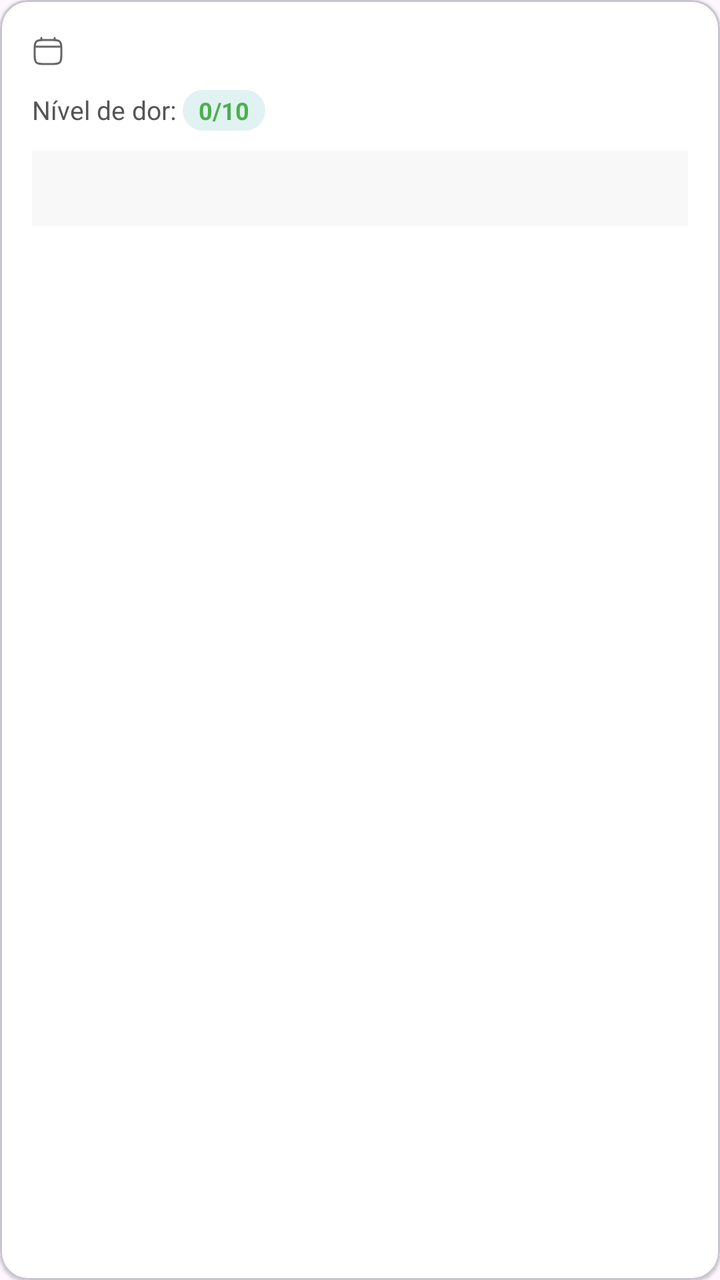
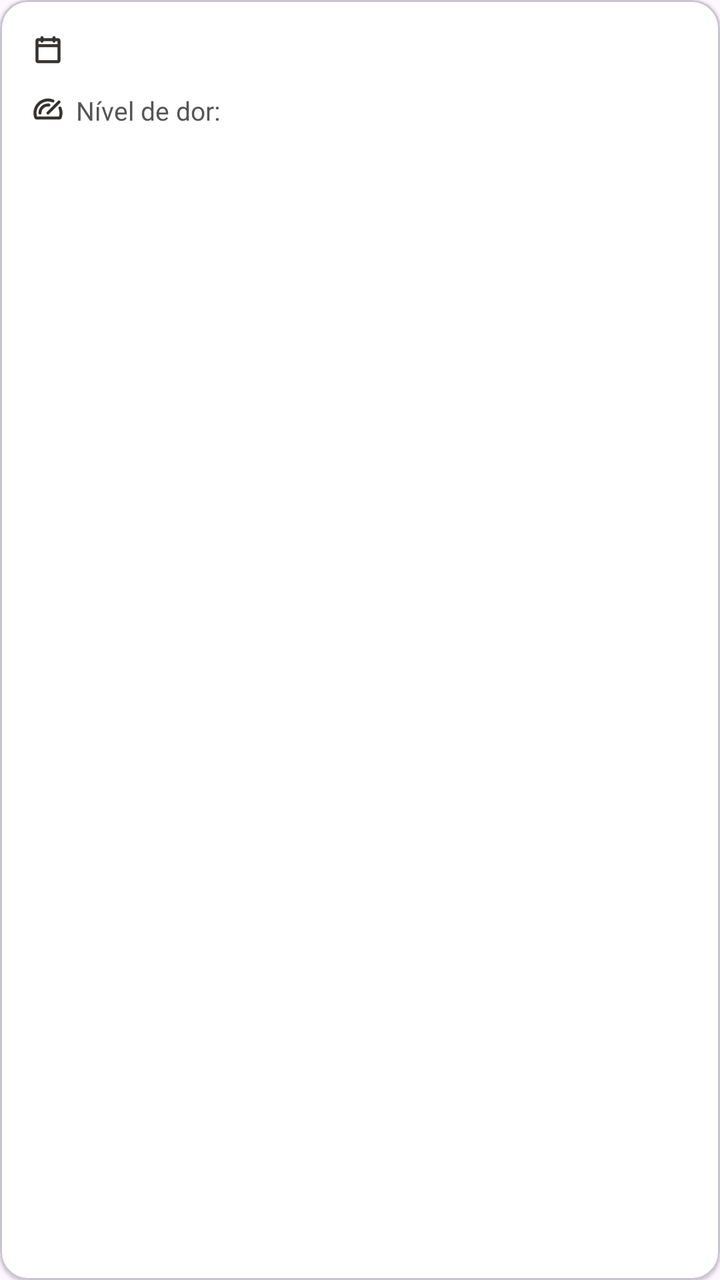

An Android layout rendered at two revisions. The XML below is the earlier revision; the diff shows what the commit changed to produce the second picture.
<!-- AndroidManifest.xml: application theme Theme.MayaRPGApp -->
<!-- res/layout/item_checkin.xml -->
<?xml version="1.0" encoding="utf-8"?>
<com.google.android.material.card.MaterialCardView
    xmlns:android="http://schemas.android.com/apk/res/android"
    xmlns:app="http://schemas.android.com/apk/res-auto"
    android:layout_width="match_parent"
    android:layout_height="wrap_content"
    app:cardCornerRadius="14dp"
    app:cardElevation="1dp"
    app:cardBackgroundColor="#FFFFFF"
    android:layout_marginBottom="12dp">

    <LinearLayout
        android:layout_width="match_parent"
        android:layout_height="wrap_content"
        android:orientation="vertical"
        android:padding="16dp">

        
        <RelativeLayout
            android:layout_width="match_parent"
            android:layout_height="wrap_content"
            android:layout_marginBottom="10dp">

            <LinearLayout
                android:layout_width="wrap_content"
                android:layout_height="wrap_content"
                android:orientation="horizontal"
                android:layout_centerVertical="true">

                <ImageView
                    android:layout_width="16dp"
                    android:layout_height="16dp"
                    app:srcCompat="@drawable/ic_calendar"
                    app:tint="#666666"
                    android:layout_marginEnd="6dp"
                    android:layout_gravity="center_vertical" />

                <TextView
                    android:id="@+id/txt_checkin_data"
                    android:layout_width="wrap_content"
                    android:layout_height="wrap_content"
                    android:textSize="14sp"
                    android:textStyle="bold"
                    android:textColor="#1A1A1A" />
            </LinearLayout>

            <TextView
                android:id="@+id/txt_checkin_horario"
                android:layout_width="wrap_content"
                android:layout_height="wrap_content"
                android:textSize="13sp"
                android:textColor="#999999"
                android:layout_alignParentEnd="true"
                android:layout_centerVertical="true" />
        </RelativeLayout>

        
        <LinearLayout
            android:layout_width="wrap_content"
            android:layout_height="wrap_content"
            android:orientation="horizontal"
            android:layout_marginBottom="10dp">

            <TextView
                android:layout_width="wrap_content"
                android:layout_height="wrap_content"
                android:text="Nível de dor: "
                android:textSize="13sp"
                android:textColor="#555555" />

            
            <TextView
                android:id="@+id/txt_checkin_dor"
                android:layout_width="wrap_content"
                android:layout_height="wrap_content"
                android:text="0/10"
                android:textSize="12sp"
                android:textStyle="bold"
                android:textColor="#4CAF50"
                android:background="@drawable/bg_badge_teal"
                android:paddingStart="8dp"
                android:paddingEnd="8dp"
                android:paddingTop="2dp"
                android:paddingBottom="2dp" />
        </LinearLayout>

        
        <TextView
            android:id="@+id/txt_checkin_observacao"
            android:layout_width="match_parent"
            android:layout_height="wrap_content"
            android:textSize="13sp"
            android:textColor="#777777"
            android:background="#F8F8F8"
            android:padding="10dp"
            android:maxLines="2"
            android:ellipsize="end" />

    </LinearLayout>
</com.google.android.material.card.MaterialCardView>
<!-- resources referenced by this layout -->
<resources>
  <!-- drawable bg_badge_teal (drawable) -->
  <?xml version="1.0" encoding="utf-8"?>
  <shape xmlns:android="http://schemas.android.com/apk/res/android"
      android:shape="rectangle">
  
      <solid android:color="#E0F2F1" />
  
      <corners android:radius="20dp" />
  
  </shape>
  <!-- drawable ic_calendar (drawable) -->
  <vector xmlns:android="http://schemas.android.com/apk/res/android"
      android:width="24dp"
      android:height="24dp"
      android:viewportWidth="24"
      android:viewportHeight="24">
    <path
        android:pathData="M2,12C2,8.229 2,6.343 3.172,5.172C4.343,4 6.229,4 10,4H14C17.771,4 19.657,4 20.828,5.172C22,6.343 22,8.229 22,12V14C22,17.771 22,19.657 20.828,20.828C19.657,22 17.771,22 14,22H10C6.229,22 4.343,22 3.172,20.828C2,19.657 2,17.771 2,14V12Z"
        android:strokeWidth="1.5"
        android:fillColor="#00000000"
        android:strokeColor="#ffffff"/>
    <path
        android:pathData="M7,4V2.5"
        android:strokeWidth="1.5"
        android:fillColor="#00000000"
        android:strokeColor="#ffffff"
        android:strokeLineCap="round"/>
    <path
        android:pathData="M17,4V2.5"
        android:strokeWidth="1.5"
        android:fillColor="#00000000"
        android:strokeColor="#ffffff"
        android:strokeLineCap="round"/>
    <path
        android:pathData="M2.5,9H21.5"
        android:strokeWidth="1.5"
        android:fillColor="#00000000"
        android:strokeColor="#ffffff"
        android:strokeLineCap="round"/>
  </vector>
  <style name="Theme.MayaRPGApp" parent="Base.Theme.MayaRPGApp" />
  <style name="Base.Theme.MayaRPGApp" parent="Theme.Material3.DayNight.NoActionBar">
          <item name="android:statusBarColor">@android:color/transparent</item>
      </style>
</resources>

<!-- the commit's change to res/layout/item_checkin.xml (unified diff, before → after) -->
@@ -25,15 +25,13 @@
                 android:layout_width="wrap_content"
                 android:layout_height="wrap_content"
                 android:orientation="horizontal"
-                android:layout_centerVertical="true">
+                android:gravity="center_vertical">
 
                 <ImageView
                     android:layout_width="16dp"
                     android:layout_height="16dp"
-                    app:srcCompat="@drawable/ic_calendar"
-                    app:tint="#666666"
-                    android:layout_marginEnd="6dp"
-                    android:layout_gravity="center_vertical" />
+                    android:src="@drawable/ic_hist_calendar"
+                    android:layout_marginEnd="6dp" />
 
                 <TextView
                     android:id="@+id/txt_checkin_data"
@@ -59,7 +57,15 @@
             android:layout_width="wrap_content"
             android:layout_height="wrap_content"
             android:orientation="horizontal"
+            android:gravity="center_vertical"
             android:layout_marginBottom="10dp">
+
+            <ImageView
+                android:id="@+id/ic_nivel_dor"
+                android:layout_width="16dp"
+                android:layout_height="16dp"
+                android:src="@drawable/ic_hist_nvdor"
+                android:layout_marginEnd="6dp" />
 
             <TextView
                 android:layout_width="wrap_content"
@@ -68,16 +74,12 @@
                 android:textSize="13sp"
                 android:textColor="#555555" />
 
-            
             <TextView
                 android:id="@+id/txt_checkin_dor"
                 android:layout_width="wrap_content"
                 android:layout_height="wrap_content"
-                android:text="0/10"
                 android:textSize="12sp"
                 android:textStyle="bold"
-                android:textColor="#4CAF50"
-                android:background="@drawable/bg_badge_teal"
                 android:paddingStart="8dp"
                 android:paddingEnd="8dp"
                 android:paddingTop="2dp"
@@ -94,7 +96,8 @@
             android:background="#F8F8F8"
             android:padding="10dp"
             android:maxLines="2"
-            android:ellipsize="end" />
+            android:ellipsize="end"
+            android:visibility="gone" />
 
     </LinearLayout>
 </com.google.android.material.card.MaterialCardView>
<!-- resource entries referenced after the edit -->
@@ -1,45 +1,16 @@
 <!-- resources referenced by this layout -->
 <resources>
-  <!-- drawable bg_badge_teal (drawable) -->
-  <?xml version="1.0" encoding="utf-8"?>
-  <shape xmlns:android="http://schemas.android.com/apk/res/android"
-      android:shape="rectangle">
-  
-      <solid android:color="#E0F2F1" />
-  
-      <corners android:radius="20dp" />
-  
-  </shape>
-  <!-- drawable ic_calendar (drawable) -->
+  <!-- drawable ic_hist_calendar (drawable) -->
   <vector xmlns:android="http://schemas.android.com/apk/res/android"
-      android:width="24dp"
-      android:height="24dp"
-      android:viewportWidth="24"
-      android:viewportHeight="24">
+      android:width="20dp"
+      android:height="20dp"
+      android:viewportWidth="20"
+      android:viewportHeight="20">
     <path
-        android:pathData="M2,12C2,8.229 2,6.343 3.172,5.172C4.343,4 6.229,4 10,4H14C17.771,4 19.657,4 20.828,5.172C22,6.343 22,8.229 22,12V14C22,17.771 22,19.657 20.828,20.828C19.657,22 17.771,22 14,22H10C6.229,22 4.343,22 3.172,20.828C2,19.657 2,17.771 2,14V12Z"
-        android:strokeWidth="1.5"
-        android:fillColor="#00000000"
-        android:strokeColor="#ffffff"/>
-    <path
-        android:pathData="M7,4V2.5"
-        android:strokeWidth="1.5"
-        android:fillColor="#00000000"
-        android:strokeColor="#ffffff"
-        android:strokeLineCap="round"/>
-    <path
-        android:pathData="M17,4V2.5"
-        android:strokeWidth="1.5"
-        android:fillColor="#00000000"
-        android:strokeColor="#ffffff"
-        android:strokeLineCap="round"/>
-    <path
-        android:pathData="M2.5,9H21.5"
-        android:strokeWidth="1.5"
-        android:fillColor="#00000000"
-        android:strokeColor="#ffffff"
-        android:strokeLineCap="round"/>
+        android:pathData="M16.25,2.188H14.688V1.875C14.688,1.626 14.589,1.388 14.413,1.212C14.237,1.036 13.999,0.938 13.75,0.938C13.501,0.938 13.263,1.036 13.087,1.212C12.911,1.388 12.813,1.626 12.813,1.875V2.188H7.188V1.875C7.188,1.626 7.089,1.388 6.913,1.212C6.737,1.036 6.499,0.938 6.25,0.938C6.001,0.938 5.763,1.036 5.587,1.212C5.411,1.388 5.313,1.626 5.313,1.875V2.188H3.75C3.336,2.188 2.938,2.352 2.645,2.645C2.352,2.938 2.188,3.336 2.188,3.75V16.25C2.188,16.664 2.352,17.062 2.645,17.355C2.938,17.648 3.336,17.813 3.75,17.813H16.25C16.664,17.813 17.062,17.648 17.355,17.355C17.648,17.062 17.813,16.664 17.813,16.25V3.75C17.813,3.336 17.648,2.938 17.355,2.645C17.062,2.352 16.664,2.188 16.25,2.188ZM5.313,4.063C5.313,4.311 5.411,4.55 5.587,4.725C5.763,4.901 6.001,5 6.25,5C6.499,5 6.737,4.901 6.913,4.725C7.089,4.55 7.188,4.311 7.188,4.063H12.813C12.813,4.311 12.911,4.55 13.087,4.725C13.263,4.901 13.501,5 13.75,5C13.999,5 14.237,4.901 14.413,4.725C14.589,4.55 14.688,4.311 14.688,4.063H15.938V5.938H4.063V4.063H5.313ZM4.063,15.938V7.813H15.938V15.938H4.063Z"
+        android:fillColor="#343330"/>
   </vector>
+  <!-- drawable ic_hist_nvdor: vector/xml drawable (drawable, 2504 chars, omitted) -->
   <style name="Theme.MayaRPGApp" parent="Base.Theme.MayaRPGApp" />
   <style name="Base.Theme.MayaRPGApp" parent="Theme.Material3.DayNight.NoActionBar">
           <item name="android:statusBarColor">@android:color/transparent</item>
